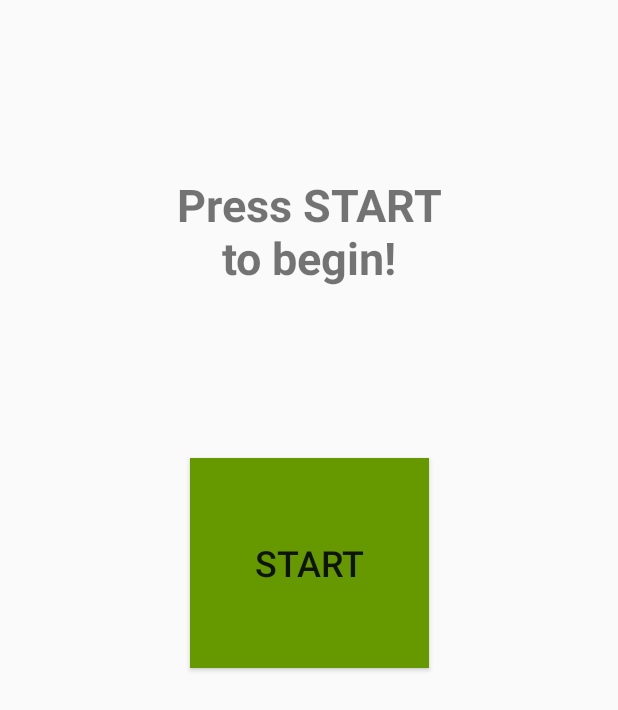
After one commit to hdorin/AndroidWork, an Android app: the GameActivity screen opened directly, with no data from a screen before it, on a phone screen of 412 x 824 dp. The commit adds this screen. Shown: the top 710 px of the screen. Run offline under Robolectric (Android 15) with nearby library versions, the phone set to English and light mode, and no system bars.

Commit message:
Merge butonul de joc

```diff
--- a/CountDown/app/src/main/AndroidManifest.xml
+++ b/CountDown/app/src/main/AndroidManifest.xml
@@ -9,6 +9,7 @@
         android:roundIcon="@mipmap/ic_launcher_round"
         android:supportsRtl="true"
         android:theme="@style/AppTheme">
+        <activity android:name=".GameActivity"></activity>
         <activity android:name=".MenuActivity" />
         <activity android:name=".MainActivity">
             <intent-filter>
--- /dev/null
+++ b/CountDown/app/src/main/java/com/example/countdown/GameActivity.java
@@ -0,0 +1,34 @@
+package com.example.countdown;
+
+import android.content.Intent;
+import android.graphics.Color;
+import android.graphics.LightingColorFilter;
+import android.graphics.PorterDuff;
+import android.support.v7.app.AppCompatActivity;
+import android.os.Bundle;
+import android.view.View;
+import android.widget.Button;
+import android.widget.TextView;
+
+public class GameActivity extends AppCompatActivity {
+
+    @Override
+    protected void onCreate(Bundle savedInstanceState) {
+        super.onCreate(savedInstanceState);
+        setContentView(R.layout.activity_game);
+    }
+    public void buttonPressed(View view) {
+        Button button = (Button) findViewById(R.id.button);
+        TextView countdown_view = (TextView) findViewById(R.id.countdown_view);
+        if(button.getText().equals("START")) {
+            button.getBackground().setColorFilter(new LightingColorFilter(0, 0xFF0000));
+            button.setText("STOP");
+            countdown_view.setText("5");
+
+        }else{
+            button.getBackground().setColorFilter(new LightingColorFilter(0, 0x669900));
+            button.setText("START");
+            countdown_view.setText("You failed!");
+        }
+    }
+}
--- /dev/null
+++ b/CountDown/app/src/main/res/layout/activity_game.xml
@@ -0,0 +1,34 @@
+<?xml version="1.0" encoding="utf-8"?>
+<android.support.constraint.ConstraintLayout xmlns:android="http://schemas.android.com/apk/res/android"
+    xmlns:app="http://schemas.android.com/apk/res-auto"
+    xmlns:tools="http://schemas.android.com/tools"
+    android:layout_width="match_parent"
+    android:layout_height="match_parent"
+    tools:context=".GameActivity">
+
+    <TextView
+        android:id="@+id/countdown_view"
+        android:layout_width="193dp"
+        android:layout_height="113dp"
+        android:layout_marginTop="116dp"
+        android:text="Press START to begin!"
+        android:textAlignment="center"
+        android:textSize="30sp"
+        android:textStyle="bold"
+        app:layout_constraintEnd_toEndOf="parent"
+        app:layout_constraintStart_toStartOf="parent"
+        app:layout_constraintTop_toTopOf="parent" />
+
+    <Button
+        android:id="@+id/button"
+        android:layout_width="159dp"
+        android:layout_height="140dp"
+        android:layout_marginTop="76dp"
+        android:background="@android:color/holo_green_dark"
+        android:onClick="buttonPressed"
+        android:text="START"
+        android:textSize="24sp"
+        app:layout_constraintEnd_toEndOf="parent"
+        app:layout_constraintStart_toStartOf="parent"
+        app:layout_constraintTop_toBottomOf="@+id/countdown_view" />
+</android.support.constraint.ConstraintLayout>
--- a/CountDown/app/src/main/res/layout/activity_menu.xml
+++ b/CountDown/app/src/main/res/layout/activity_menu.xml
@@ -10,7 +10,7 @@
         android:id="@+id/textView3"
         android:layout_width="353dp"
         android:layout_height="111dp"
-        android:text="Welcome to CountDown!"
+        android:text="CountDown"
         android:textAlignment="center"
         android:textAppearance="@style/TextAppearance.AppCompat.Display2"
         android:textColor="@android:color/holo_green_dark"
@@ -33,6 +33,7 @@
         android:layout_marginEnd="8dp"
         android:background="@android:color/holo_green_light"
         android:text="New Game"
+        android:onClick="newGame"
         android:textSize="18sp"
         app:layout_constraintEnd_toEndOf="parent"
         app:layout_constraintStart_toStartOf="parent"
```
Also changed, not shown: CountDown/app/src/main/java/com/example/countdown/MenuActivity.java (+7 -1 lines).
